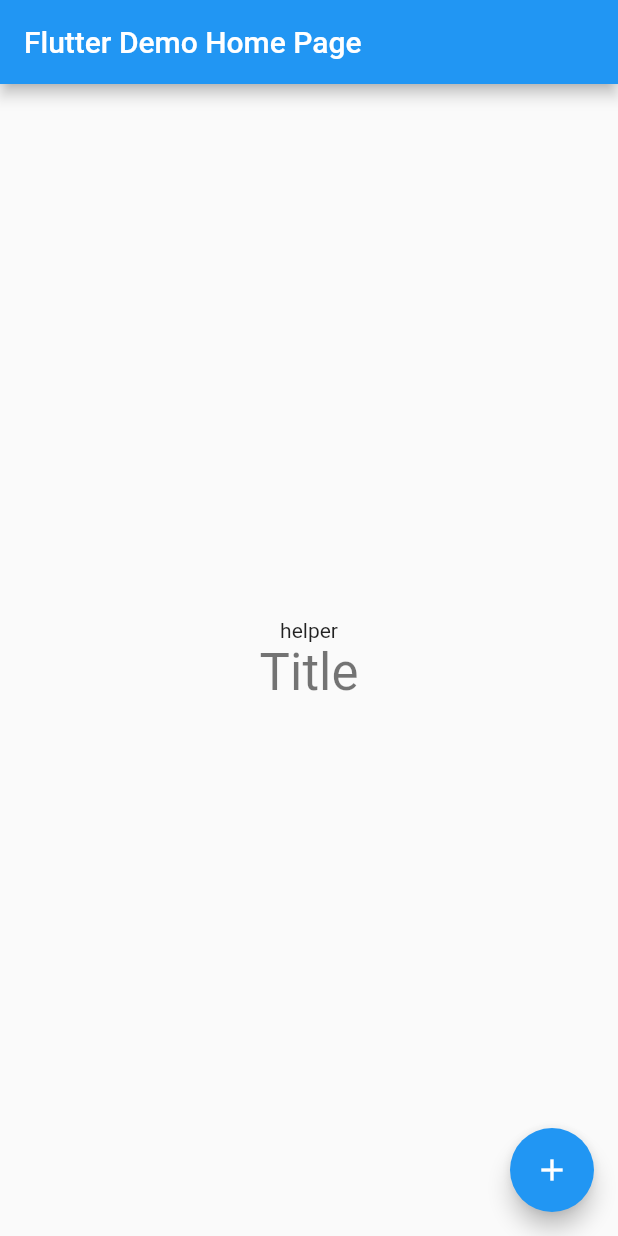
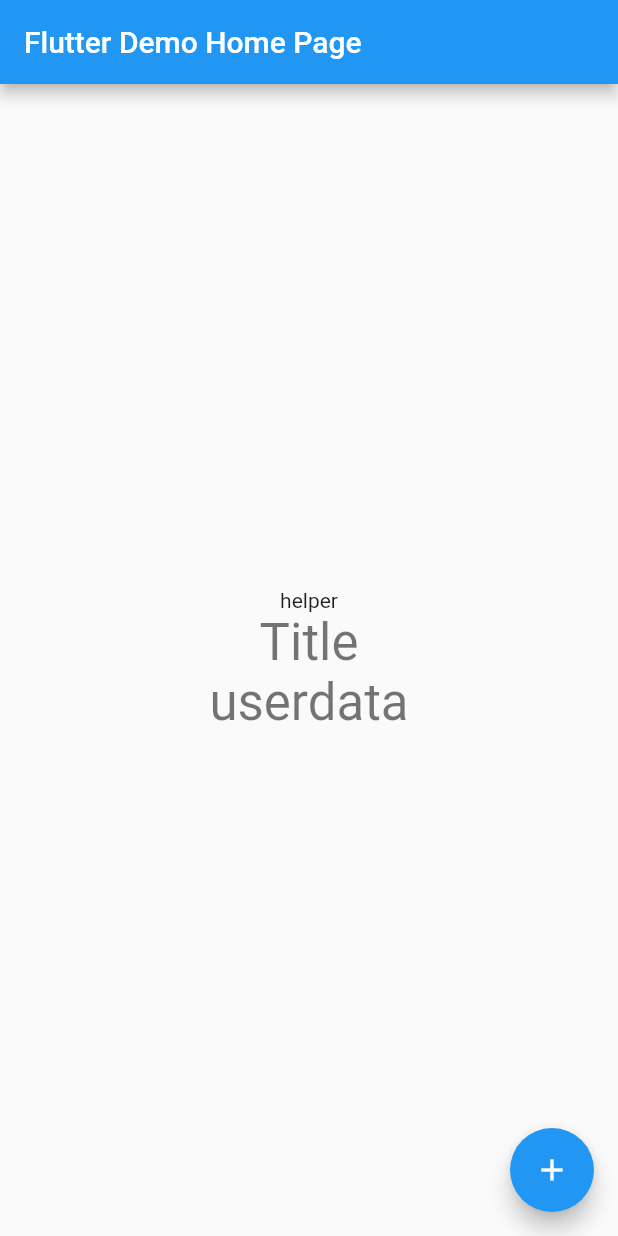
Before and after one commit to deepens/deepushnotification, a Flutter app: the screen it shows after launch, on a phone screen of 412 x 824 dp. Run offline on Flutter 3.47's test engine with Material 2 defaults, Android fonts, the phone set to English and light mode, and no system bars; our stand-ins replace firebase_messaging; accounts and stored records are empty.

Commit message:
changes made

```diff
--- a/lib/main.dart
+++ b/lib/main.dart
@@ -32,6 +32,7 @@ class _MyHomePageState extends State<MyHomePage> {
 
   String title = "Title";
   String helper = "helper";
+  String userdata = "userdata";
 
   FirebaseMessaging _firebaseMessaging = FirebaseMessaging();
 
@@ -44,14 +45,17 @@ class _MyHomePageState extends State<MyHomePage> {
       onMessage: (message) async{
         setState(() {
           title = message["notification"]["title"];
-          helper = "You have recieved a new notification";
+          helper = message["notification"]["body"];
+           userdata = message["data"]["key1"];
+          print(helper.toString());
         });
 
       },
       onResume: (message) async{
         setState(() {
-          title = message["data"]["title"];
-          helper = "You have open the application from notification";
+          title = message["notification"]["title"];
+          helper = message["notification"]["body"];
+          userdata = message["data"]["key1"];
         });
 
       },
@@ -84,9 +88,13 @@ class _MyHomePageState extends State<MyHomePage> {
 
           mainAxisAlignment: MainAxisAlignment.center,
           children: <Widget>[
-            Text(helper),
+            Text('$helper'),
             Text(
               '$title',
+              style: Theme.of(context).textTheme.display1,
+            ),
+            Text(
+              '$userdata',
               style: Theme.of(context).textTheme.display1,
             ),
           ],
```
